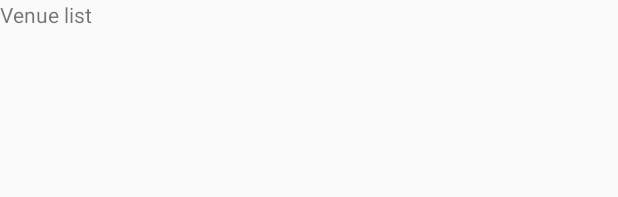
After one commit to jorisfavier/VenuesAndCashRegister, an Android app: the layout venue_list_fragment.xml on its own in the app's theme, with its tools: preview values and no code run, on a phone screen of 412 x 824 dp. The commit adds this screen. Shown: the top 197 px of the screen. Run offline under Robolectric (Android 15) with nearby library versions, the phone set to English and light mode, and no system bars.

Commit message:
[venue-list]
- Added the main navigation graph
- Added the viewmodel and liveData dependencies
- Created the skeleton for the venueList

```diff
--- a/app/src/main/java/com/adyen/android/assignment/ui/MainActivity.kt
+++ b/app/src/main/java/com/adyen/android/assignment/ui/MainActivity.kt
@@ -2,6 +2,7 @@ package com.adyen.android.assignment.ui
 
 import androidx.appcompat.app.AppCompatActivity
 import android.os.Bundle
+import com.adyen.android.assignment.R
 
 class MainActivity : AppCompatActivity() {
 
--- /dev/null
+++ b/app/src/main/res/layout/venue_list_fragment.xml
@@ -0,0 +1,13 @@
+<?xml version="1.0" encoding="utf-8"?>
+<FrameLayout xmlns:android="http://schemas.android.com/apk/res/android"
+    xmlns:tools="http://schemas.android.com/tools"
+    android:layout_width="match_parent"
+    android:layout_height="match_parent"
+    tools:context=".ui.venuelist.VenueListFragment">
+
+    <TextView
+        android:layout_width="match_parent"
+        android:layout_height="match_parent"
+        android:text="Venue list" />
+
+</FrameLayout>
--- a/build.gradle
+++ b/build.gradle
@@ -3,6 +3,7 @@
 buildscript {
     ext.gradle_build_version = "3.5.3"
     ext.kotlin_version = "1.3.61"
+    ext.nav_version = "2.2.2"
     repositories {
         google()
         jcenter()
@@ -11,6 +12,7 @@ buildscript {
     dependencies {
         classpath "com.android.tools.build:gradle:$gradle_build_version"
         classpath "org.jetbrains.kotlin:kotlin-gradle-plugin:$kotlin_version"
+        classpath "androidx.navigation:navigation-safe-args-gradle-plugin:$nav_version"
         // NOTE: Do not place your application dependencies here; they belong
         // in the individual module build.gradle files
     }
```
Also changed, not shown: app/build.gradle (+16 -0 lines), app/src/main/AndroidManifest.xml (+9 -3 lines), app/src/main/java/com/adyen/android/assignment/ui/venuelist/VenueListFragment.kt (added, +33 -0 lines), app/src/main/java/com/adyen/android/assignment/ui/venuelist/VenueListViewModel.kt (added, +7 -0 lines), app/src/main/res/layout/activity_main.xml (+12 -0 lines), app/src/main/res/navigation/main_graph.xml (added, +13 -0 lines).
